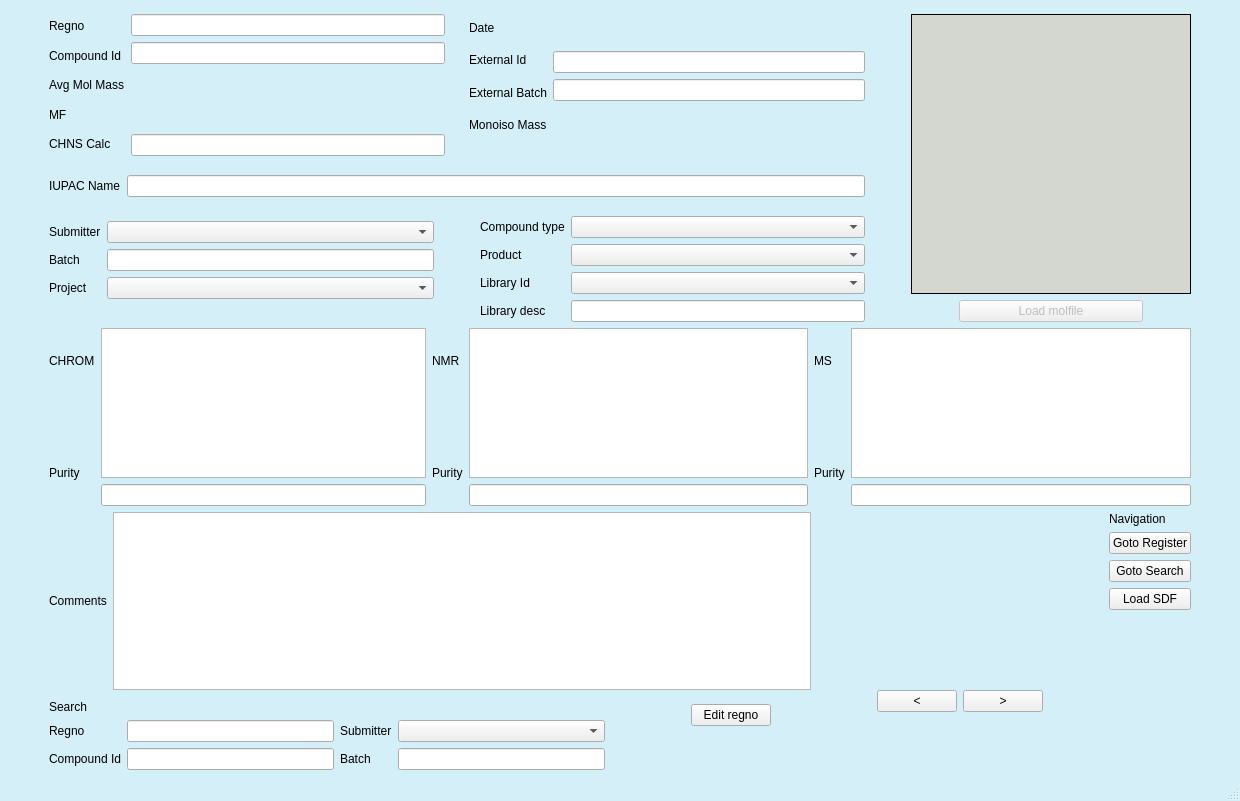
The window that chemReg/searchchem.ui (dahlbma/scarab_tornado) describes before a commit, drawn with Qt 5.
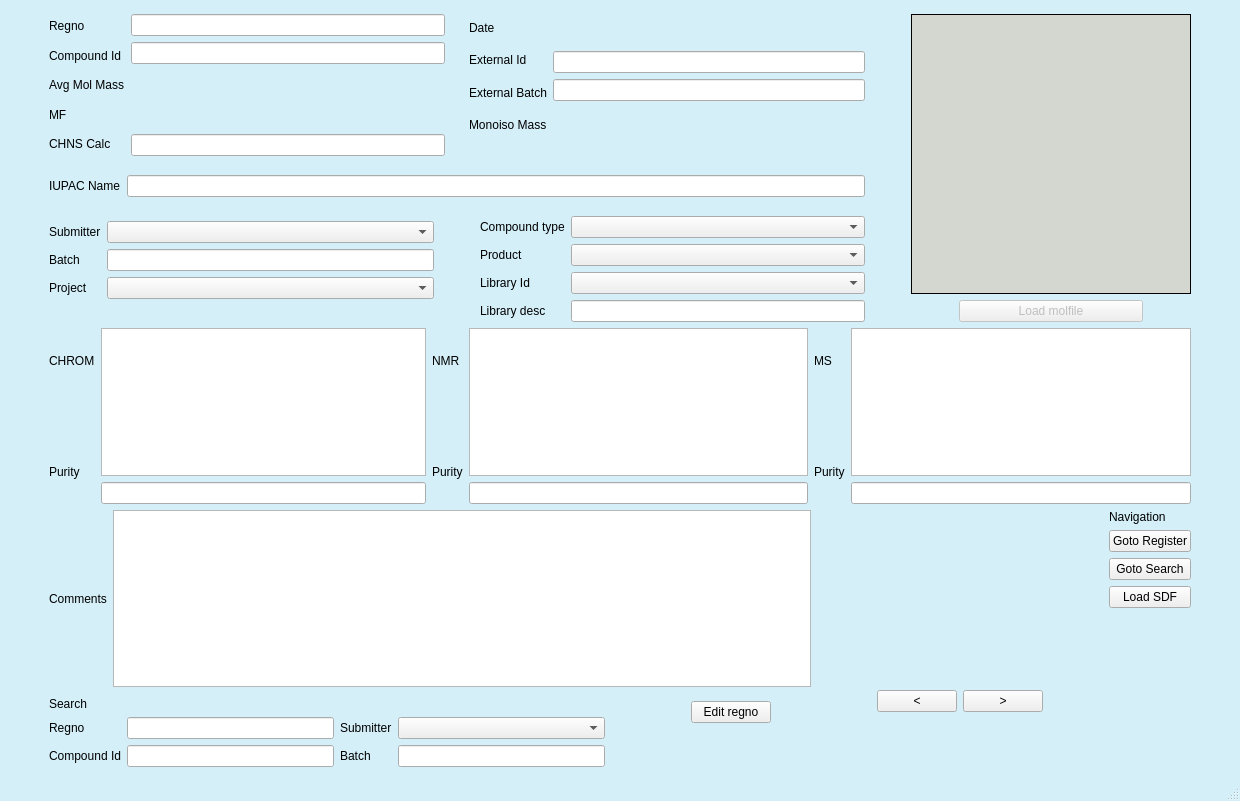
The same window after the commit.

Commit message: small fix to spacer layout

```diff
--- a/chemReg/searchchem.ui
+++ b/chemReg/searchchem.ui
@@ -1078,10 +1078,13 @@
             <property name="orientation">
              <enum>Qt::Vertical</enum>
             </property>
+            <property name="sizeType">
+             <enum>QSizePolicy::Preferred</enum>
+            </property>
             <property name="sizeHint" stdset="0">
              <size>
-              <width>639</width>
-              <height>13</height>
+              <width>20</width>
+              <height>18</height>
              </size>
             </property>
            </spacer>
```
